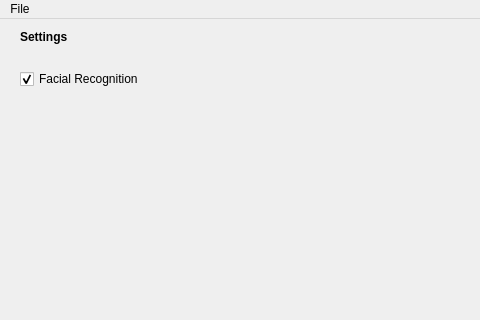
The window that QT UI/Settings_UI.ui (petersdragon/SANE_Project) describes before a commit, drawn with Qt 5; both pictures show x 0 to 480 and y 0 to 320 of the 621 by 534 pixel window.
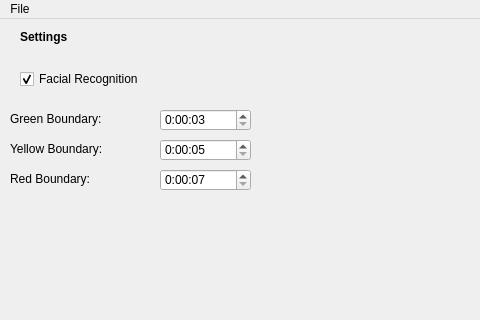
The same window after the commit.

Commit message: Added timer indicator functionality and settings

The edit to the form file:
```diff
--- a/QT UI/Settings_UI.ui
+++ b/QT UI/Settings_UI.ui
@@ -63,6 +63,105 @@
      <bool>false</bool>
     </property>
    </widget>
+   <widget class="QTimeEdit" name="greenBoundary">
+    <property name="geometry">
+     <rect>
+      <x>160</x>
+      <y>90</y>
+      <width>91</width>
+      <height>22</height>
+     </rect>
+    </property>
+    <property name="displayFormat">
+     <string>h:mm:ss</string>
+    </property>
+    <property name="time">
+     <time>
+      <hour>0</hour>
+      <minute>0</minute>
+      <second>3</second>
+     </time>
+    </property>
+   </widget>
+   <widget class="QTimeEdit" name="yellowBoundary">
+    <property name="geometry">
+     <rect>
+      <x>160</x>
+      <y>120</y>
+      <width>91</width>
+      <height>22</height>
+     </rect>
+    </property>
+    <property name="displayFormat">
+     <string>h:mm:ss</string>
+    </property>
+    <property name="time">
+     <time>
+      <hour>0</hour>
+      <minute>0</minute>
+      <second>5</second>
+     </time>
+    </property>
+   </widget>
+   <widget class="QTimeEdit" name="redBoundary">
+    <property name="geometry">
+     <rect>
+      <x>160</x>
+      <y>150</y>
+      <width>91</width>
+      <height>22</height>
+     </rect>
+    </property>
+    <property name="displayFormat">
+     <string>h:mm:ss</string>
+    </property>
+    <property name="time">
+     <time>
+      <hour>0</hour>
+      <minute>0</minute>
+      <second>7</second>
+     </time>
+    </property>
+   </widget>
+   <widget class="QLabel" name="greenBoundaryLabel">
+    <property name="geometry">
+     <rect>
+      <x>10</x>
+      <y>90</y>
+      <width>141</width>
+      <height>20</height>
+     </rect>
+    </property>
+    <property name="text">
+     <string>Green Boundary:</string>
+    </property>
+   </widget>
+   <widget class="QLabel" name="yellowBoundaryLabel">
+    <property name="geometry">
+     <rect>
+      <x>10</x>
+      <y>120</y>
+      <width>141</width>
+      <height>20</height>
+     </rect>
+    </property>
+    <property name="text">
+     <string>Yellow Boundary:</string>
+    </property>
+   </widget>
+   <widget class="QLabel" name="redBoundaryLabel">
+    <property name="geometry">
+     <rect>
+      <x>10</x>
+      <y>150</y>
+      <width>141</width>
+      <height>20</height>
+     </rect>
+    </property>
+    <property name="text">
+     <string>Red Boundary:</string>
+    </property>
+   </widget>
   </widget>
   <widget class="QMenuBar" name="menubar">
    <property name="geometry">
```
Left out of the diff: 2 changed lines with no effect on the pictures. The commit also changes 4 other files.
